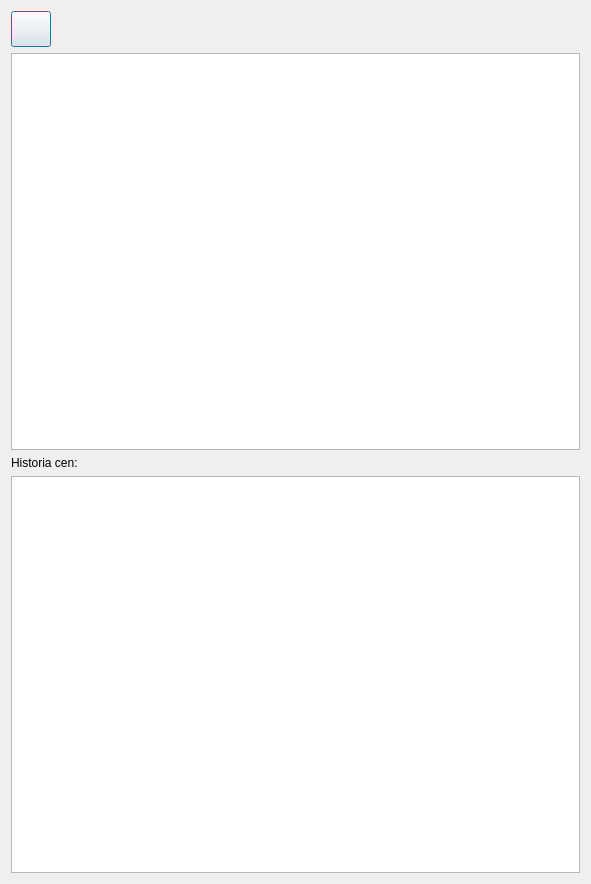
Before: the Qt Designer form skoryDialog.ui in militia11/shoes, drawn with Qt 5.
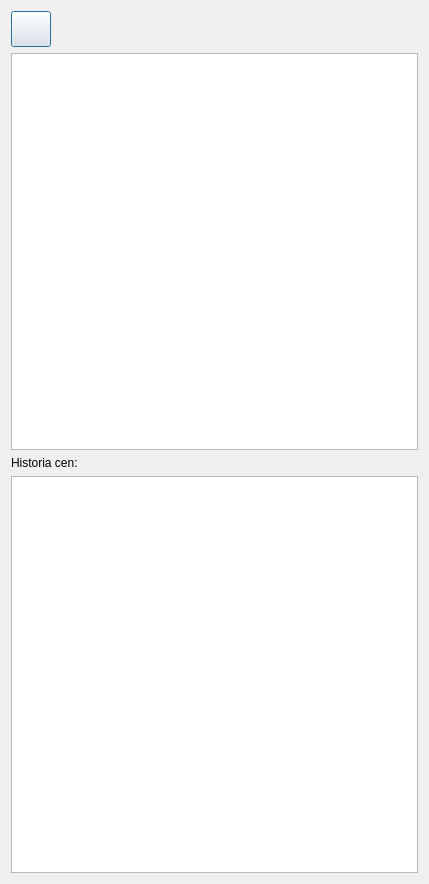
After: the same form once the commit is applied. Icons and pictures are not drawn.

Patch:
```diff
--- a/skoryDialog.ui
+++ b/skoryDialog.ui
@@ -6,7 +6,7 @@
    <rect>
     <x>0</x>
     <y>0</y>
-    <width>591</width>
+    <width>429</width>
     <height>884</height>
    </rect>
   </property>
```
